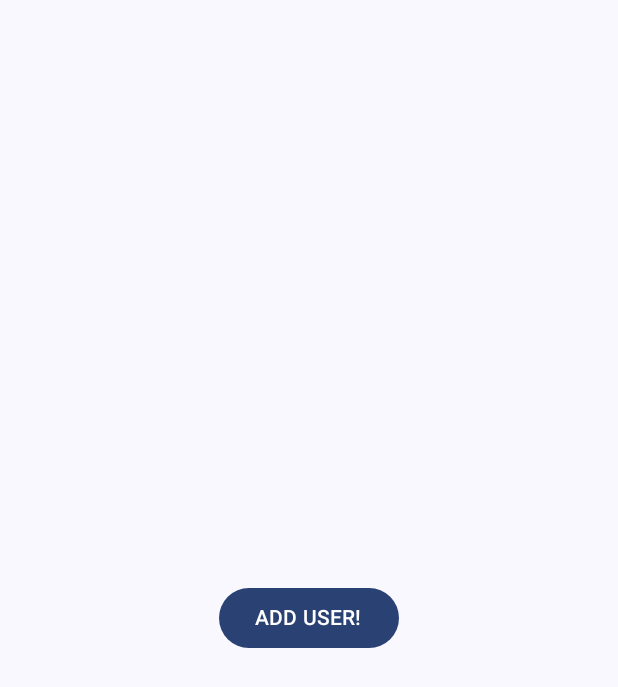
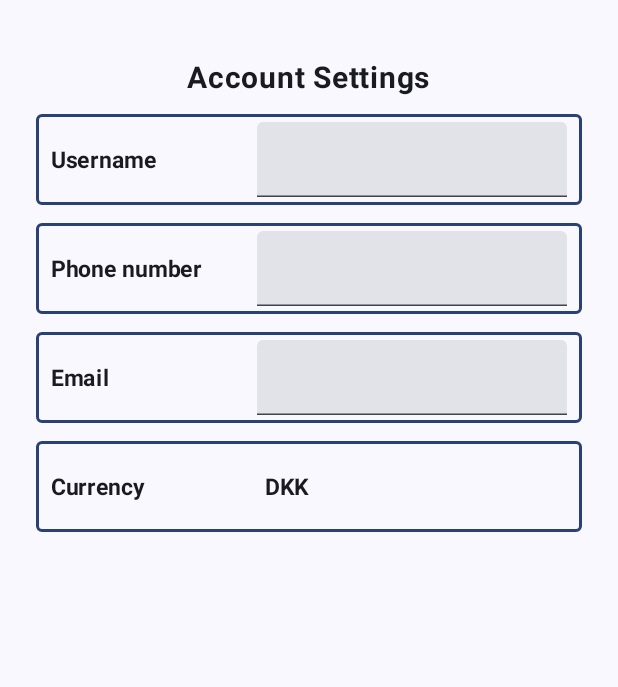
Before and after one commit to Thor-Mller/IOU-Android-App-MobileDev-5sem, an Android app built with Jetpack Compose: the screen it shows after launch (MainActivity), on a phone screen of 412 x 824 dp. Shown: the top 687 px of the screen. Run offline under Robolectric (Android 15) with nearby library versions, the phone set to English and light mode, and no system bars.

Commit message:
Add model, view and viewmodel for the account settings page

```diff
--- a/app/src/main/java/com/freaky/iou/MainActivity.kt
+++ b/app/src/main/java/com/freaky/iou/MainActivity.kt
@@ -12,10 +12,13 @@ import androidx.compose.material3.Button
 import androidx.compose.material3.Scaffold
 import androidx.compose.material3.Text
 import androidx.compose.runtime.Composable
+import androidx.compose.runtime.remember
 import androidx.compose.runtime.rememberCoroutineScope
 import androidx.compose.ui.Alignment
 import androidx.compose.ui.Modifier
 import androidx.compose.ui.tooling.preview.Preview
+import com.freaky.iou.ui.accountsettings.viewmodels.AccountSettingsViewModel
+import com.freaky.iou.ui.accountsettings.views.NewAccountSettingsView
 import com.freaky.iou.ui.theme.IOUTheme
 import kotlinx.coroutines.launch
 
@@ -27,7 +30,12 @@ class MainActivity : ComponentActivity() {
         setContent {
             IOUTheme {
                 Scaffold(modifier = Modifier.fillMaxSize()) { innerPadding ->
-                    Column(
+                    val previewViewModel = remember {
+                        AccountSettingsViewModel(
+                        )
+                    }
+                    NewAccountSettingsView(previewViewModel)
+                    /*Column(
                         modifier = Modifier
                             .fillMaxSize()
                             .padding(innerPadding),
@@ -35,7 +43,7 @@ class MainActivity : ComponentActivity() {
                         verticalArrangement = Arrangement.Center
                     ) {
                         TestButton()
-                    }
+                    }*/
                 }
             }
         }
--- /dev/null
+++ b/app/src/main/java/com/freaky/iou/ui/accountsettings/components/DropdownField.kt
@@ -0,0 +1,101 @@
+package com.freaky.iou.ui.accountsettings.components
+
+import androidx.compose.foundation.border
+import androidx.compose.foundation.clickable
+import androidx.compose.foundation.layout.Arrangement
+import androidx.compose.foundation.layout.Box
+import androidx.compose.foundation.layout.Row
+import androidx.compose.foundation.layout.fillMaxWidth
+import androidx.compose.foundation.layout.height
+import androidx.compose.foundation.layout.padding
+import androidx.compose.foundation.shape.RoundedCornerShape
+import androidx.compose.material3.DropdownMenu
+import androidx.compose.material3.DropdownMenuItem
+import androidx.compose.material3.MaterialTheme
+import androidx.compose.material3.Text
+import androidx.compose.material3.TextField
+import androidx.compose.runtime.Composable
+import androidx.compose.runtime.getValue
+import androidx.compose.runtime.mutableStateOf
+import androidx.compose.runtime.remember
+import androidx.compose.runtime.saveable.rememberSaveable
+import androidx.compose.runtime.setValue
+import androidx.compose.ui.Alignment
+import androidx.compose.ui.Modifier
+import androidx.compose.ui.text.font.FontWeight
+import androidx.compose.ui.text.style.TextAlign
+import androidx.compose.ui.tooling.preview.Preview
+import androidx.compose.ui.unit.DpOffset
+import androidx.compose.ui.unit.dp
+import androidx.compose.ui.unit.sp
+import com.freaky.iou.ui.theme.IOUTheme
+
+@Composable
+fun DropdownField(name: String, default: String) {
+    var expanded by remember { mutableStateOf(false) }
+    var selected by rememberSaveable { mutableStateOf(default)}
+
+    Box(
+        modifier = Modifier
+            .border(
+                width = 1.5.dp,
+                color = MaterialTheme.colorScheme.primary,
+                shape = RoundedCornerShape(4.dp)
+            )
+            .padding(10.dp, 5.dp)
+            .fillMaxWidth()
+    ){
+        Row(
+            modifier = Modifier
+                .fillMaxWidth()
+                .height(50.dp),
+            horizontalArrangement = Arrangement.Start,
+            verticalAlignment = Alignment.CenterVertically
+        ){
+            Text(text = name,
+                fontSize = 15.sp,
+                fontWeight = FontWeight.Bold,
+                modifier = Modifier
+                    .fillMaxWidth(0.4f)
+            )
+            Text(text = selected,
+                fontSize = 15.sp,
+                fontWeight = FontWeight.Bold,
+                modifier = Modifier
+                    .fillMaxWidth()
+                    .clickable{expanded = true}
+                    .height(50.dp)
+                    .padding(5.dp,13.dp, 0.dp, 0.dp),
+                textAlign = TextAlign.Start,
+            )
+            DropdownMenu(
+                expanded = expanded,
+                onDismissRequest = { expanded = false },
+                offset = DpOffset(x = 140.dp, y= 0.dp)
+            ) {
+                DropdownMenuItem(
+                    text = { Text("DKK") },
+                    onClick = {
+                        selected = "DKK"
+                        expanded = false
+                    }
+                )
+                DropdownMenuItem(
+                    text = { Text("EUR") },
+                    onClick = {
+                        selected = "EUR"
+                        expanded = false
+                    }
+                )
+            }
+        }
+    }
+}
+
+@Preview(showBackground = true)
+@Composable
+fun PreviewDropdownField(){
+    IOUTheme {
+        DropdownField("Currency", "DKK")
+    }
+}
--- a/app/src/main/java/com/freaky/iou/ui/accountsettings/components/EditField.kt
+++ b/app/src/main/java/com/freaky/iou/ui/accountsettings/components/EditField.kt
@@ -5,8 +5,10 @@ import androidx.compose.foundation.layout.Arrangement
 import androidx.compose.foundation.layout.Box
 import androidx.compose.foundation.layout.Row
 import androidx.compose.foundation.layout.fillMaxWidth
+import androidx.compose.foundation.layout.height
 import androidx.compose.foundation.layout.padding
 import androidx.compose.foundation.shape.RoundedCornerShape
+import androidx.compose.material3.MaterialTheme
 import androidx.compose.material3.Text
 import androidx.compose.material3.TextField
 import androidx.compose.runtime.Composable
@@ -16,7 +18,6 @@ import androidx.compose.runtime.remember
 import androidx.compose.runtime.setValue
 import androidx.compose.ui.Alignment
 import androidx.compose.ui.Modifier
-import androidx.compose.ui.graphics.Color
 import androidx.compose.ui.text.font.FontWeight
 import androidx.compose.ui.tooling.preview.Preview
 import androidx.compose.ui.unit.dp
@@ -31,7 +32,7 @@ fun EditField(name: String, default: String) {
         modifier = Modifier
             .border(
                 width = 1.5.dp,
-                color = Color.Black,
+                color = MaterialTheme.colorScheme.primary,
                 shape = RoundedCornerShape(4.dp)
             )
             .padding(10.dp, 5.dp)
@@ -39,7 +40,8 @@ fun EditField(name: String, default: String) {
     ){
         Row(
             modifier = Modifier
-                .fillMaxWidth(),
+                .fillMaxWidth()
+                .height(50.dp),
             horizontalArrangement = Arrangement.Start,
             verticalAlignment = Alignment.CenterVertically
         ){
--- /dev/null
+++ b/app/src/main/java/com/freaky/iou/ui/accountsettings/models/AccountSettings.kt
@@ -0,0 +1,9 @@
+package com.freaky.iou.ui.accountsettings.models
+
+data class AccountSettings constructor(
+    var username: String,
+    var phone: String,
+    var email: String
+){
+
+}
--- /dev/null
+++ b/app/src/main/java/com/freaky/iou/ui/accountsettings/viewmodels/AccountSettingsViewModel.kt
@@ -0,0 +1,17 @@
+package com.freaky.iou.ui.accountsettings.viewmodels
+
+import androidx.compose.runtime.getValue
+import androidx.compose.runtime.mutableStateOf
+import androidx.compose.runtime.setValue
+import androidx.lifecycle.ViewModel
+import com.freaky.iou.ui.accountsettings.models.AccountSettings
+
+class AccountSettingsViewModel () : ViewModel() {
+    var state: AccountSettings by mutableStateOf(
+        AccountSettings(
+            username = "",
+            phone = "",
+            email = ""
+        )
+    )
+}
--- a/app/src/main/java/com/freaky/iou/ui/accountsettings/views/AccountSettingsView.kt
+++ b/app/src/main/java/com/freaky/iou/ui/accountsettings/views/AccountSettingsView.kt
@@ -20,6 +20,7 @@ import androidx.compose.ui.text.font.FontWeight
 import androidx.compose.ui.tooling.preview.Preview
 import androidx.compose.ui.unit.dp
 import androidx.compose.ui.unit.sp
+import com.freaky.iou.ui.accountsettings.components.DropdownField
 import com.freaky.iou.ui.accountsettings.components.EditField
 import com.freaky.iou.ui.accountsettings.viewmodels.AccountSettingsViewModel
 import com.freaky.iou.ui.theme.IOUTheme
@@ -47,6 +48,7 @@ fun NewAccountSettingsView(
             EditField("Username", state.username)
             EditField("Phone number", state.phone)
             EditField("Email", state.email)
+            DropdownField("Currency", "DKK")
         }
     }
 }
```
